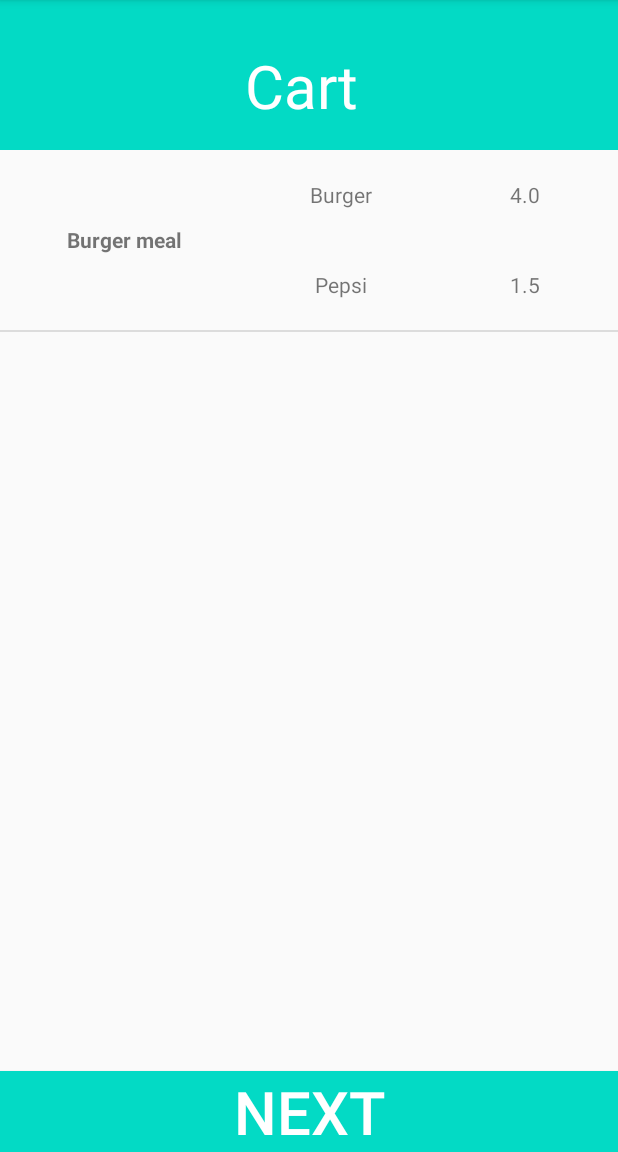
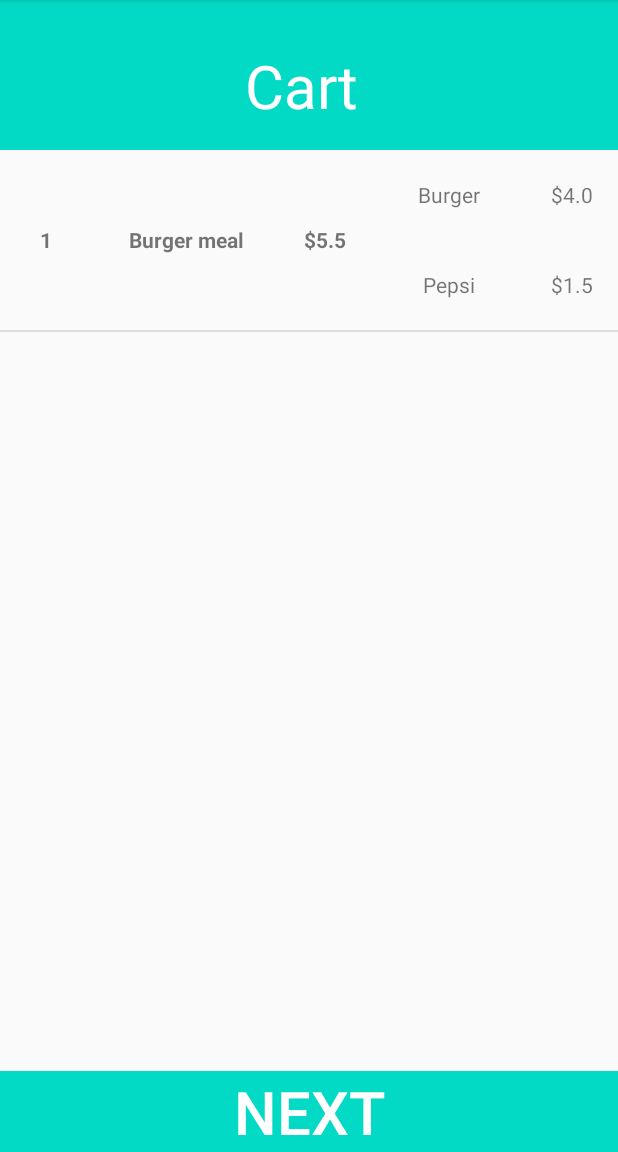
Before and after one commit to Mengchen-G/Hungry-Foodie, an Android app: the MenuActivity screen opened directly, with no data from a screen before it, after a tap on "@burger_meal", on a phone screen of 412 x 824 dp, the part 84-1236 px from its top. Run offline under Robolectric (Android 15) with nearby library versions, the phone set to English and light mode, and no system bars.

Commit message:
adjusted cart_items_layout, linked second image to PlaceAnOrder

```diff
--- a/app/src/main/java/com/example/myapplication/Menu2Activity.java
+++ b/app/src/main/java/com/example/myapplication/Menu2Activity.java
@@ -2,7 +2,10 @@ package com.example.myapplication;
 
 import androidx.appcompat.app.AppCompatActivity;
 
+import android.content.Intent;
 import android.os.Bundle;
+import android.view.View;
+import android.widget.ImageButton;
 
 public class Menu2Activity extends AppCompatActivity {
 
@@ -10,5 +13,7 @@ public class Menu2Activity extends AppCompatActivity {
     protected void onCreate(Bundle savedInstanceState) {
         super.onCreate(savedInstanceState);
         setContentView(R.layout.activity_menu2);
+
+
     }
 }
--- a/app/src/main/java/com/example/myapplication/MenuActivity.java
+++ b/app/src/main/java/com/example/myapplication/MenuActivity.java
@@ -19,6 +19,27 @@ public class MenuActivity extends AppCompatActivity {
             @Override
             public void onClick(View v) {
                 Intent startIntent = new Intent(MenuActivity.this, PlaceAnOrder.class);
+                //Create the bundle
+                Bundle bundle = new Bundle();
+                //Add your data to bundle
+                String order_name = "Burger";
+                bundle.putString("order_name", order_name);
+                //Add the bundle to the intent
+                startIntent.putExtras(bundle);
+                //Fire the activity
+                startActivity(startIntent);
+            }
+        });
+
+        ImageButton hotdogBtn = (ImageButton)findViewById(R.id.hotdog_btn);
+        hotdogBtn.setOnClickListener(new View.OnClickListener() {
+            @Override
+            public void onClick(View v) {
+                Intent startIntent = new Intent(MenuActivity.this, PlaceAnOrder.class);
+                Bundle bundle = new Bundle();
+                String order_name = "Hotdog";
+                bundle.putString("order_name", order_name);
+                startIntent.putExtras(bundle);
                 startActivity(startIntent);
             }
         });
--- a/app/src/main/java/com/example/myapplication/OrderListAdapter.java
+++ b/app/src/main/java/com/example/myapplication/OrderListAdapter.java
@@ -15,6 +15,7 @@ import com.example.myapplication.abfactory.Entree;
 import com.example.myapplication.abfactory.Meal;
 import com.example.myapplication.abfactory.Order;
 
+import java.security.SecurityPermission;
 import java.util.ArrayList;
 import java.util.List;
 
@@ -49,22 +50,27 @@ public class OrderListAdapter extends ArrayAdapter<Order> {
         String sPrice = String.valueOf(price);
         String sEntreePrice = String.valueOf(entree_price);
         String sDrinkPrice = String.valueOf(drink_price);
+        String sQuantity = String.valueOf(quantity);
 
         LayoutInflater inflater = LayoutInflater.from(mContext);
         //convertView = inflater.inflate(mResource, parent, false);
         convertView = inflater.inflate(mResource, null);
 
+        TextView txtMealQuantity = (TextView) convertView.findViewById(R.id.cart_meal_quantity);
         TextView txtMealName = (TextView) convertView.findViewById(R.id.cart_meal_name);
+        TextView txtMealPrice = (TextView) convertView.findViewById(R.id.cart_meal_prince);
         TextView txtEntreeName = (TextView) convertView.findViewById(R.id.cart_entree_name);
         TextView txtEntreePrice = (TextView) convertView.findViewById(R.id.cart_entree_price);
         TextView txtDrinkName = (TextView) convertView.findViewById(R.id.cart_drink_name);
         TextView txtDrinkPrice = (TextView) convertView.findViewById(R.id.cart_drink_price);
 
+        txtMealQuantity.setText(sQuantity);
         txtMealName.setText(entreeName + " meal");
+        txtMealPrice.setText("$" + sPrice);
         txtEntreeName.setText(entreeName);
-        txtEntreePrice.setText(sEntreePrice);
+        txtEntreePrice.setText("$" + sEntreePrice);
         txtDrinkName.setText(drinkName);
-        txtDrinkPrice.setText(sDrinkPrice);
+        txtDrinkPrice.setText("$" + sDrinkPrice);
         return convertView;
     }
 }
--- a/app/src/main/java/com/example/myapplication/PlaceAnOrder.java
+++ b/app/src/main/java/com/example/myapplication/PlaceAnOrder.java
@@ -32,7 +32,11 @@ public class PlaceAnOrder extends AppCompatActivity {
 
         ArrayList<Order> orderList = new ArrayList<>();
         Restaurant rest1 = new AmericanRestaurant();
-        Meal meal = rest1.createMeal("Burger");
+        //get the bundle
+        Bundle bundle = getIntent().getExtras();
+        //Extract the data
+        String order_name = bundle.getString("order_name");
+        Meal meal = rest1.createMeal(order_name);
         Order order = new Order(meal, 1);
 
         ListView mListView = (ListView) findViewById(R.id.cart_list);
@@ -45,7 +49,6 @@ public class PlaceAnOrder extends AppCompatActivity {
 
         OrderListAdapter adapter = new OrderListAdapter(this, R.layout.cart_items_layout, orderList);
         mListView.setAdapter(adapter);
-        Log.d(TAG, "onCreate: ended.");
 
     }
 
--- a/app/src/main/res/layout/cart_items_layout.xml
+++ b/app/src/main/res/layout/cart_items_layout.xml
@@ -9,28 +9,47 @@
     <LinearLayout
         android:layout_width="match_parent"
         android:layout_height="wrap_content"
-        android:layout_weight="60"
-        android:weightSum="100">
+        android:layout_weight="40"
+        android:weightSum="40">
 
+        <TextView
+            android:id="@+id/cart_meal_quantity"
+            android:layout_width="match_parent"
+            android:layout_height="120dp"
+            android:layout_weight="15"
+            android:gravity="center"
+            android:text="q"
+            android:textAlignment="center"
+            android:textStyle="bold" />
 
         <TextView
             android:id="@+id/cart_meal_name"
             android:layout_width="match_parent"
             android:layout_height="120dp"
-            android:layout_weight="60"
+            android:layout_weight="10"
             android:gravity="center"
-            android:text="TextView1"
+            android:text="name"
+            android:textAlignment="center"
+            android:textStyle="bold" />
+        <TextView
+            android:id="@+id/cart_meal_prince"
+            android:layout_width="match_parent"
+            android:layout_height="120dp"
+            android:layout_weight="15"
+            android:gravity="center"
+            android:text="Price"
             android:textAlignment="center"
             android:textStyle="bold" />
 
     </LinearLayout>
 
 
+
     <LinearLayout
         android:orientation="vertical"
         android:layout_width="match_parent"
         android:layout_height="wrap_content"
-        android:layout_weight="40">
+        android:layout_weight="60">
 
         <LinearLayout
             xmlns:android="http://schemas.android.com/apk/res/android"
@@ -41,18 +60,18 @@
 
             <TextView
                 android:gravity="center"
-                android:text="TextView2"
+                android:text="name"
                 android:layout_width="match_parent"
                 android:layout_height="60dp"
-                android:layout_weight="20"
+                android:layout_weight="15"
                 android:id="@+id/cart_entree_name"/>
 
             <TextView
                 android:gravity="center"
-                android:text="TextView2"
+                android:text="@string/Price"
                 android:layout_width="match_parent"
                 android:layout_height="60dp"
-                android:layout_weight="20"
+                android:layout_weight="25"
                 android:id="@+id/cart_entree_price"/>
         </LinearLayout>
 
@@ -65,19 +84,19 @@
 
             <TextView
                 android:gravity="center"
-                android:text="TextView3"
+                android:text="name"
                 android:layout_width="match_parent"
                 android:layout_height="60dp"
-                android:layout_weight="20"
+                android:layout_weight="15"
                 android:id="@+id/cart_drink_name"
                 android:layout_below="@+id/textView2"/>
 
             <TextView
                 android:gravity="center"
-                android:text="TextView3"
+                android:text="@string/Price"
                 android:layout_width="match_parent"
                 android:layout_height="60dp"
-                android:layout_weight="20"
+                android:layout_weight="25"
                 android:id="@+id/cart_drink_price"
                 android:layout_below="@+id/textView2"/>
         </LinearLayout>
```
